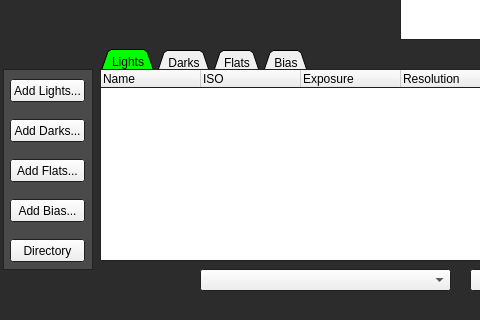
CarlMansfield/ImageStacker, file mainwindow.ui: the form before one commit; both pictures show x 0 to 480 and y 400 to 720 of the 1080 by 720 pixel window.
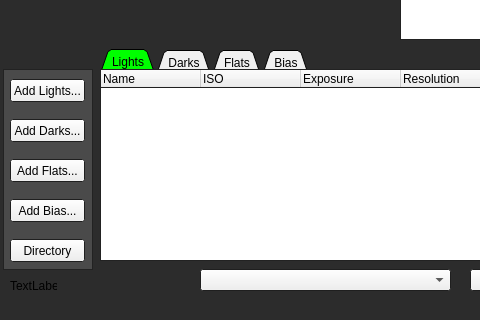
The form after the commit.

Diff of the .ui file:
```diff
--- a/mainwindow.ui
+++ b/mainwindow.ui
@@ -766,6 +766,19 @@
      <string>Show stars</string>
     </property>
    </widget>
+   <widget class="QLabel" name="ramLabel">
+    <property name="geometry">
+     <rect>
+      <x>10</x>
+      <y>660</y>
+      <width>47</width>
+      <height>13</height>
+     </rect>
+    </property>
+    <property name="text">
+     <string>TextLabel</string>
+    </property>
+   </widget>
    <zorder>graphicsView_2</zorder>
    <zorder>tabWidget</zorder>
    <zorder>pushButton</zorder>
```
Left out of the diff: 1 changed line with no effect on the pictures.
